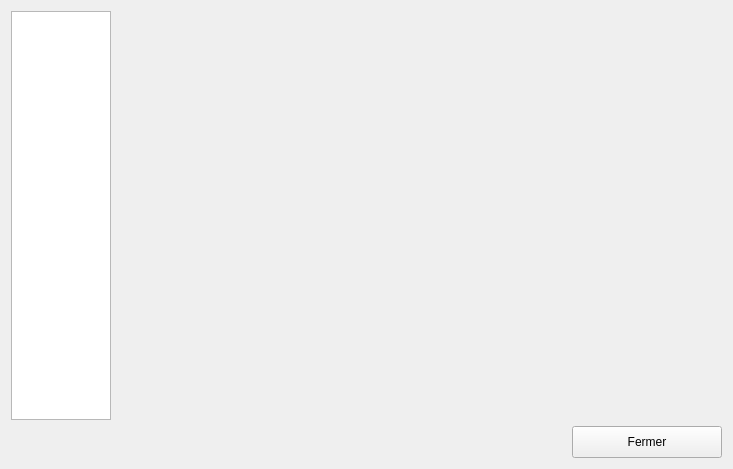
introlab/opentera, file teraplus/client/src/ConfigWidget.ui: the form before one commit.
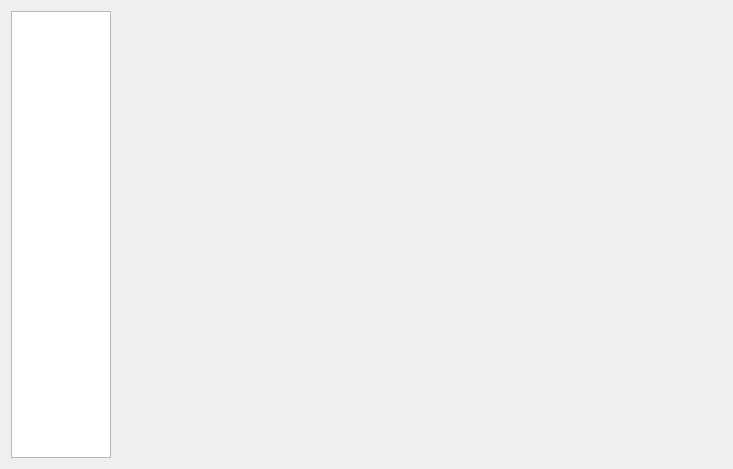
The form after the commit. Icons and pictures are not drawn.

Commit message: Updated stylesheet, changed some PushButtons to ToolButtons

```diff
--- a/teraplus/client/src/ConfigWidget.ui
+++ b/teraplus/client/src/ConfigWidget.ui
@@ -196,39 +196,6 @@
      </item>
     </layout>
    </item>
-   <item>
-    <layout class="QHBoxLayout" name="horizontalLayout_2">
-     <item>
-      <spacer name="horizontalSpacer">
-       <property name="orientation">
-        <enum>Qt::Horizontal</enum>
-       </property>
-       <property name="sizeHint" stdset="0">
-        <size>
-         <width>40</width>
-         <height>20</height>
-        </size>
-       </property>
-      </spacer>
-     </item>
-     <item>
-      <widget class="QPushButton" name="btnClose">
-       <property name="minimumSize">
-        <size>
-         <width>150</width>
-         <height>32</height>
-        </size>
-       </property>
-       <property name="cursor">
-        <cursorShape>PointingHandCursor</cursorShape>
-       </property>
-       <property name="text">
-        <string>Fermer</string>
-       </property>
-      </widget>
-     </item>
-    </layout>
-   </item>
   </layout>
  </widget>
  <resources/>
```
The commit also changes 14 other files.
